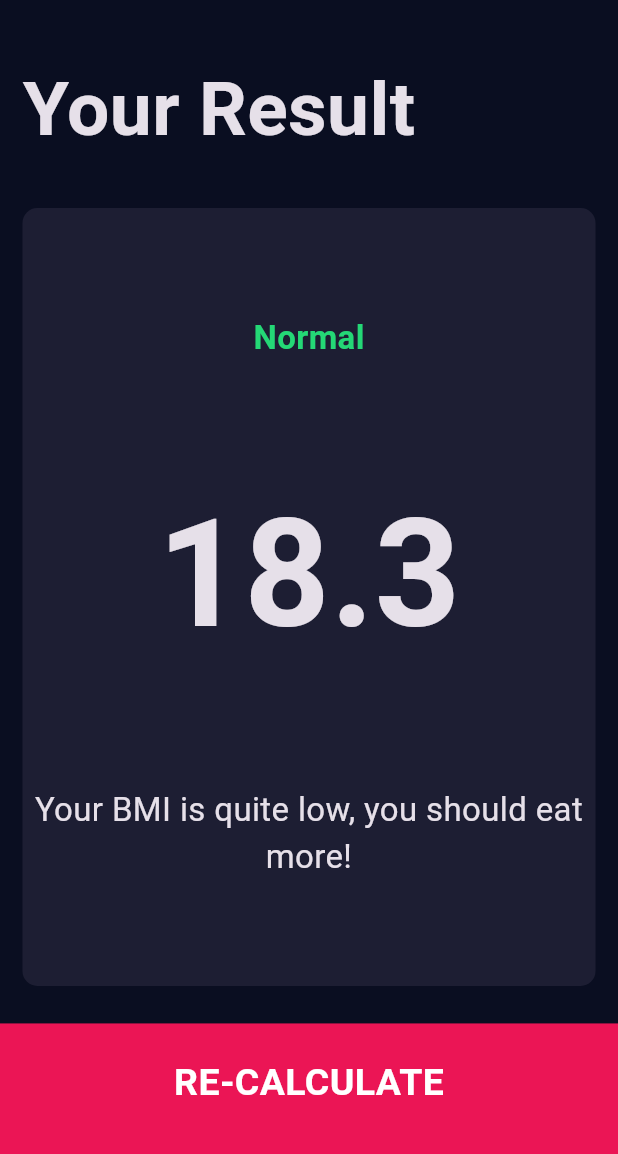
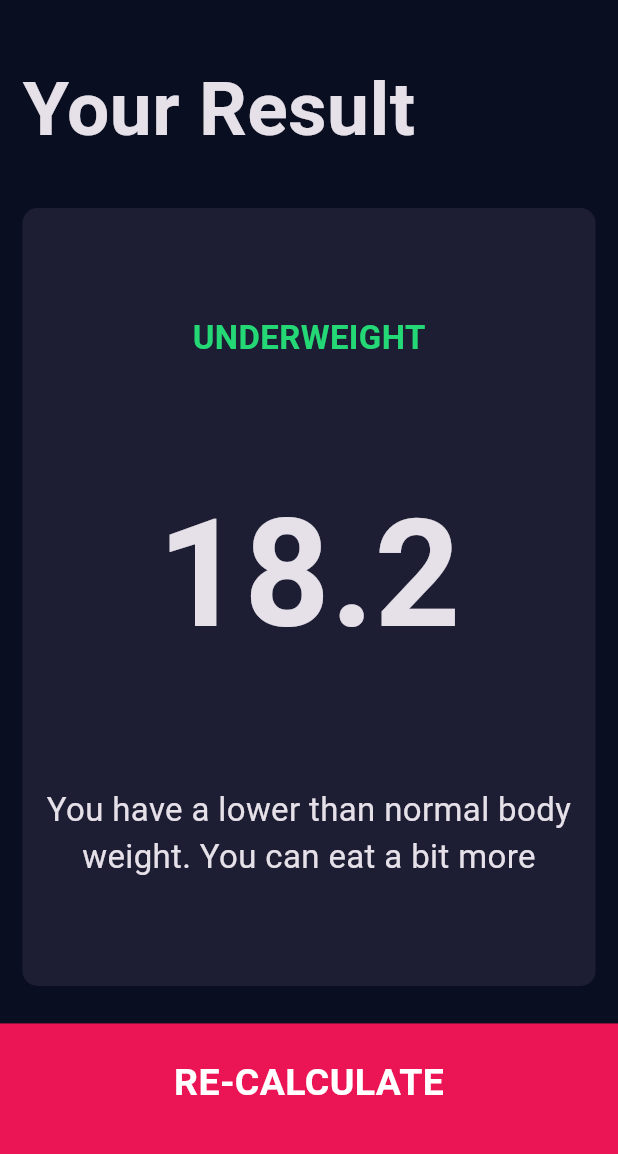
Before and after one commit to WinHtunOo29/BMI-Calculator, a Flutter app: the screen it shows after launch, after a tap on "CALCULATE", on a phone screen of 412 x 824 dp, the part 63-1217 px from its top. Run offline on Flutter 3.47's test engine with Material 3 defaults, Android fonts, the phone set to English and light mode, and no system bars; our stand-ins replace font_awesome_flutter.

Commit message:
calculate bmi and get results

```diff
--- /dev/null
+++ b/bmi_calculator/lib/calculator_brain.dart
@@ -0,0 +1,36 @@
+import 'dart:math';
+
+class CalculatorBrain {
+  CalculatorBrain({
+    required this.height, required this.weight,
+  });
+
+  final int height;
+  final int weight;
+  late double _bmi;
+
+  String calculateBmi() {
+    _bmi = weight / pow(height/100, 2);
+    return _bmi.toStringAsFixed(1);
+  }
+
+  String getResult() {
+    if (_bmi >= 25) {
+      return 'Overweight';
+    } else if (_bmi > 18.5) {
+      return 'Normal';
+    } else {
+      return 'Underweight';
+    }
+  }
+
+  String getInterpretation() {
+    if (_bmi >= 25) {
+      return 'You have a higher than normal body weight. Try to exercise more.';
+    } else if (_bmi > 18.5) {
+      return 'You have a normal body weight. Good Job!';
+    } else {
+      return 'You have a lower than normal body weight. You can eat a bit more';
+    }
+  }
+}
--- a/bmi_calculator/lib/main.dart
+++ b/bmi_calculator/lib/main.dart
@@ -16,11 +16,7 @@ class BMICalculator extends StatelessWidget {
         ),
         scaffoldBackgroundColor: const Color(0xFF0A0E21),
       ),
-      initialRoute: '/',
-      routes: {
-        '/': (context) => const InputPage(),
-        '/results': (context) => const ResultsPage()
-      },
+      home: const InputPage(),
     );
   }
 }
--- a/bmi_calculator/lib/views/input_page.dart
+++ b/bmi_calculator/lib/views/input_page.dart
@@ -1,7 +1,9 @@
+import 'package:bmi_calculator/calculator_brain.dart';
 import 'package:bmi_calculator/helpers/app_colors.dart';
 import 'package:bmi_calculator/reusable_widgets/bottom_button.dart';
 import 'package:bmi_calculator/reusable_widgets/icon_content.dart';
 import 'package:bmi_calculator/reusable_widgets/round_icon_button.dart';
+import 'package:bmi_calculator/views/results_page.dart';
 import 'package:flutter/material.dart';
 import 'package:font_awesome_flutter/font_awesome_flutter.dart';
 import '../reusable_widgets/resuable_card.dart';
@@ -218,7 +220,17 @@ class _InputPageState extends State<InputPage> {
           ),
           BottomButton(
             onTapped: () {
-              Navigator.pushNamed(context, '/results');
+              CalculatorBrain calc = CalculatorBrain(height: height, weight: weight);
+              Navigator.push(
+                context,
+                MaterialPageRoute(
+                  builder: (context) => ResultsPage(
+                    bmiResult: calc.calculateBmi(),
+                    resultText: calc.getResult(),
+                    interpretation: calc.getInterpretation(),
+                  ),
+                )
+              );
             },
             buttonTitle: 'CALCULATE',
           )
--- a/bmi_calculator/lib/views/results_page.dart
+++ b/bmi_calculator/lib/views/results_page.dart
@@ -7,7 +7,11 @@ import 'package:bmi_calculator/helpers/app_colors.dart';
 AppColors appColors = AppColors();
 
 class ResultsPage extends StatelessWidget {
-  const ResultsPage({super.key});
+  const ResultsPage({super.key, required this.bmiResult, required this.resultText, required this.interpretation});
+
+  final String bmiResult;
+  final String resultText;
+  final String interpretation;
 
   @override
   Widget build(BuildContext context) {
@@ -33,24 +37,24 @@ class ResultsPage extends StatelessWidget {
             flex: 5,
             child: ResuableCard(
               colour: appColors.activeCardBgColor(),
-              cardChild: const Column(
+              cardChild: Column(
                 mainAxisAlignment: MainAxisAlignment.spaceEvenly,
                 crossAxisAlignment: CrossAxisAlignment.center,
                 children: [
                   Text(
-                    'Normal',
-                    style: TextStyle(
+                    resultText.toUpperCase(),
+                    style: const TextStyle(
                       color: Color(0xFF24D876),
                       fontSize: 22,
                       fontWeight: FontWeight.bold
                     ),
                   ),
                   Text(
-                    '18.3',
+                    bmiResult,
                     style: kBMITextStyle,
                   ),
                   Text(
-                    'Your BMI is quite low, you should eat more!',
+                    interpretation,
                     textAlign: TextAlign.center,
                     style: kBodyTextStyle,
                   ),
```
